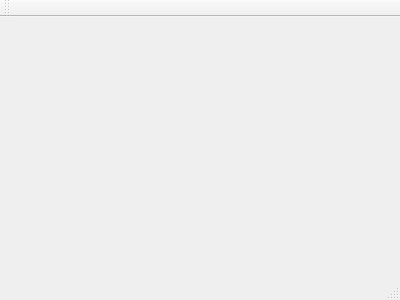
Old version of the form mainwindow.ui in the repository vikman90/organo.
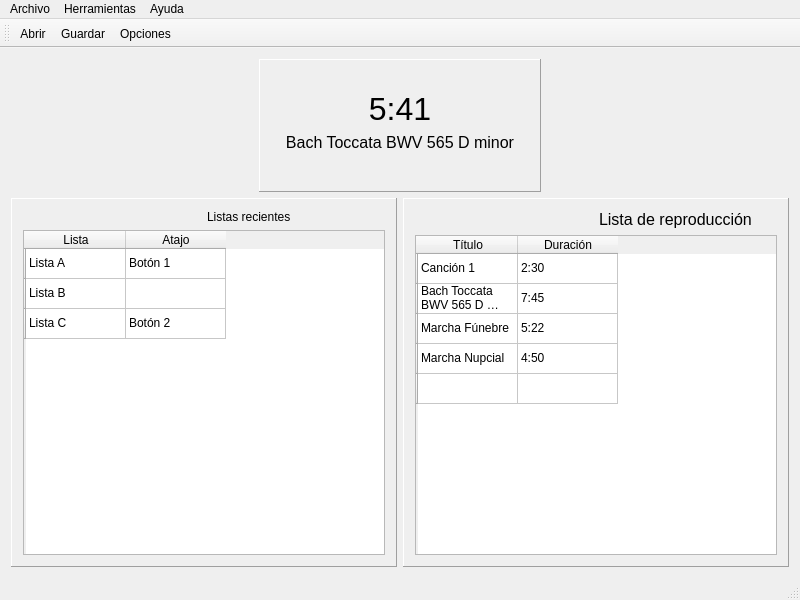
New version of the form. Icons and pictures are not drawn.

```diff
--- a/mainwindow.ui
+++ b/mainwindow.ui
@@ -1,24 +1,525 @@
 <ui version="4.0">
  <class>MainWindow</class>
- <widget class="QMainWindow" name="MainWindow" >
-  <property name="geometry" >
+ <widget class="QMainWindow" name="MainWindow">
+  <property name="geometry">
    <rect>
     <x>0</x>
     <y>0</y>
+    <width>800</width>
+    <height>600</height>
+   </rect>
+  </property>
+  <property name="minimumSize">
+   <size>
     <width>400</width>
     <height>300</height>
-   </rect>
+   </size>
   </property>
   <property name="windowTitle" >
    <string>MainWindow</string>
   </property>
-  <widget class="QMenuBar" name="menuBar" />
-  <widget class="QToolBar" name="mainToolBar" />
-  <widget class="QWidget" name="centralWidget" />
-  <widget class="QStatusBar" name="statusBar" />
+  <property name="windowIcon">
+   <iconset resource="resources.qrc">
+    <normaloff>:/icons/sound.png</normaloff>:/icons/sound.png</iconset>
+  </property>
+  <widget class="QWidget" name="centralWidget">
+   <layout class="QVBoxLayout" name="verticalLayout_4">
+    <item>
+     <layout class="QHBoxLayout" name="horizontalLayout_4">
+      <item>
+       <spacer name="horizontalSpacer_3">
+        <property name="orientation">
+         <enum>Qt::Horizontal</enum>
+        </property>
+        <property name="sizeHint" stdset="0">
+         <size>
+          <width>40</width>
+          <height>20</height>
+         </size>
+        </property>
+       </spacer>
+      </item>
+      <item>
+       <widget class="QFrame" name="frame">
+        <property name="frameShape">
+         <enum>QFrame::Panel</enum>
+        </property>
+        <property name="frameShadow">
+         <enum>QFrame::Raised</enum>
+        </property>
+        <layout class="QVBoxLayout" name="verticalLayout_2">
+         <item>
+          <widget class="QLabel" name="label_2">
+           <property name="pixmap">
+            <pixmap resource="resources.qrc">:/icons/sound.png</pixmap>
+           </property>
+           <property name="scaledContents">
+            <bool>false</bool>
+           </property>
+           <property name="alignment">
+            <set>Qt::AlignCenter</set>
+           </property>
+          </widget>
+         </item>
+         <item>
+          <widget class="QLabel" name="label_4">
+           <property name="font">
+            <font>
+             <pointsize>24</pointsize>
+            </font>
+           </property>
+           <property name="text">
+            <string>5:41</string>
+           </property>
+           <property name="alignment">
+            <set>Qt::AlignCenter</set>
+           </property>
+          </widget>
+         </item>
+         <item>
+          <widget class="QLabel" name="label_3">
+           <property name="font">
+            <font>
+             <pointsize>12</pointsize>
+            </font>
+           </property>
+           <property name="text">
+            <string>Bach Toccata BWV 565 D minor</string>
+           </property>
+           <property name="alignment">
+            <set>Qt::AlignCenter</set>
+           </property>
+          </widget>
+         </item>
+         <item>
+          <layout class="QHBoxLayout" name="horizontalLayout">
+           <item>
+            <spacer name="horizontalSpacer">
+             <property name="orientation">
+              <enum>Qt::Horizontal</enum>
+             </property>
+             <property name="sizeHint" stdset="0">
+              <size>
+               <width>40</width>
+               <height>20</height>
+              </size>
+             </property>
+            </spacer>
+           </item>
+           <item>
+            <widget class="QPushButton" name="pushButton_4">
+             <property name="icon">
+              <iconset resource="resources.qrc">
+               <normaloff>:/icons/rewind.png</normaloff>:/icons/rewind.png</iconset>
+             </property>
+             <property name="iconSize">
+              <size>
+               <width>32</width>
+               <height>32</height>
+              </size>
+             </property>
+             <property name="flat">
+              <bool>true</bool>
+             </property>
+            </widget>
+           </item>
+           <item>
+            <widget class="QPushButton" name="pushButton">
+             <property name="icon">
+              <iconset resource="resources.qrc">
+               <normaloff>:/icons/pause.png</normaloff>:/icons/pause.png</iconset>
+             </property>
+             <property name="iconSize">
+              <size>
+               <width>32</width>
+               <height>32</height>
+              </size>
+             </property>
+             <property name="flat">
+              <bool>true</bool>
+             </property>
+            </widget>
+           </item>
+           <item>
+            <widget class="QPushButton" name="pushButton_2">
+             <property name="icon">
+              <iconset resource="resources.qrc">
+               <normaloff>:/icons/stop.png</normaloff>:/icons/stop.png</iconset>
+             </property>
+             <property name="iconSize">
+              <size>
+               <width>32</width>
+               <height>32</height>
+              </size>
+             </property>
+             <property name="flat">
+              <bool>true</bool>
+             </property>
+            </widget>
+           </item>
+           <item>
+            <widget class="QPushButton" name="pushButton_3">
+             <property name="icon">
+              <iconset resource="resources.qrc">
+               <normaloff>:/icons/forward.png</normaloff>:/icons/forward.png</iconset>
+             </property>
+             <property name="iconSize">
+              <size>
+               <width>32</width>
+               <height>32</height>
+              </size>
+             </property>
+             <property name="flat">
+              <bool>true</bool>
+             </property>
+            </widget>
+           </item>
+           <item>
+            <spacer name="horizontalSpacer_2">
+             <property name="orientation">
+              <enum>Qt::Horizontal</enum>
+             </property>
+             <property name="sizeHint" stdset="0">
+              <size>
+               <width>40</width>
+               <height>20</height>
+              </size>
+             </property>
+            </spacer>
+           </item>
+          </layout>
+         </item>
+        </layout>
+       </widget>
+      </item>
+      <item>
+       <spacer name="horizontalSpacer_4">
+        <property name="orientation">
+         <enum>Qt::Horizontal</enum>
+        </property>
+        <property name="sizeHint" stdset="0">
+         <size>
+          <width>40</width>
+          <height>20</height>
+         </size>
+        </property>
+       </spacer>
+      </item>
+     </layout>
+    </item>
+    <item>
+     <layout class="QHBoxLayout" name="horizontalLayout_3">
+      <item>
+       <widget class="QFrame" name="frame3">
+        <property name="frameShape">
+         <enum>QFrame::Panel</enum>
+        </property>
+        <property name="frameShadow">
+         <enum>QFrame::Raised</enum>
+        </property>
+        <layout class="QVBoxLayout" name="verticalLayout_3">
+         <item>
+          <layout class="QHBoxLayout" name="horizontalLayout_5">
+           <item>
+            <widget class="QLabel" name="label_6">
+             <property name="text">
+              <string/>
+             </property>
+             <property name="pixmap">
+              <pixmap resource="resources.qrc">:/icons/recents.png</pixmap>
+             </property>
+             <property name="alignment">
+              <set>Qt::AlignCenter</set>
+             </property>
+            </widget>
+           </item>
+           <item>
+            <widget class="QLabel" name="label_7">
+             <property name="text">
+              <string>Listas recientes</string>
+             </property>
+            </widget>
+           </item>
+          </layout>
+         </item>
+         <item>
+          <widget class="QTableWidget" name="tableWidget">
+           <row>
+            <property name="text">
+             <string/>
+            </property>
+           </row>
+           <row>
+            <property name="text">
+             <string/>
+            </property>
+           </row>
+           <row>
+            <property name="text">
+             <string/>
+            </property>
+           </row>
+           <column>
+            <property name="text">
+             <string>Lista</string>
+            </property>
+           </column>
+           <column>
+            <property name="text">
+             <string>Atajo</string>
+            </property>
+           </column>
+           <item row="0" column="0">
+            <property name="text">
+             <string>Lista A</string>
+            </property>
+           </item>
+           <item row="0" column="1">
+            <property name="text">
+             <string>Botón 1</string>
+            </property>
+           </item>
+           <item row="1" column="0">
+            <property name="text">
+             <string>Lista B</string>
+            </property>
+           </item>
+           <item row="2" column="0">
+            <property name="text">
+             <string>Lista C</string>
+            </property>
+           </item>
+           <item row="2" column="1">
+            <property name="text">
+             <string>Botón 2</string>
+            </property>
+           </item>
+          </widget>
+         </item>
+        </layout>
+       </widget>
+      </item>
+      <item>
+       <widget class="QFrame" name="frame2">
+        <property name="frameShape">
+         <enum>QFrame::Panel</enum>
+        </property>
+        <property name="frameShadow">
+         <enum>QFrame::Raised</enum>
+        </property>
+        <layout class="QVBoxLayout" name="verticalLayout">
+         <item>
+          <layout class="QHBoxLayout" name="horizontalLayout_2">
+           <item>
+            <widget class="QLabel" name="label">
+             <property name="pixmap">
+              <pixmap resource="resources.qrc">:/icons/list.png</pixmap>
+             </property>
+             <property name="scaledContents">
+              <bool>false</bool>
+             </property>
+             <property name="alignment">
+              <set>Qt::AlignCenter</set>
+             </property>
+            </widget>
+           </item>
+           <item>
+            <widget class="QLabel" name="label_5">
+             <property name="font">
+              <font>
+               <pointsize>12</pointsize>
+              </font>
+             </property>
+             <property name="text">
+              <string>Lista de reproducción</string>
+             </property>
+            </widget>
+           </item>
+          </layout>
+         </item>
+         <item>
+          <widget class="QTableWidget" name="tableWidget_2">
+           <row>
+            <property name="text">
+             <string/>
+            </property>
+           </row>
+           <row>
+            <property name="text">
+             <string/>
+            </property>
+           </row>
+           <row>
+            <property name="text">
+             <string/>
+            </property>
+           </row>
+           <row>
+            <property name="text">
+             <string/>
+            </property>
+           </row>
+           <row>
+            <property name="text">
+             <string/>
+            </property>
+           </row>
+           <column>
+            <property name="text">
+             <string>Título</string>
+            </property>
+           </column>
+           <column>
+            <property name="text">
+             <string>Duración</string>
+            </property>
+           </column>
+           <item row="0" column="0">
+            <property name="text">
+             <string>Canción 1</string>
+            </property>
+           </item>
+           <item row="0" column="1">
+            <property name="text">
+             <string>2:30</string>
+            </property>
+           </item>
+           <item row="1" column="0">
+            <property name="text">
+             <string>Bach Toccata BWV 565 D minor</string>
+            </property>
+           </item>
+           <item row="1" column="1">
+            <property name="text">
+             <string>7:45</string>
+            </property>
+           </item>
+           <item row="2" column="0">
+            <property name="text">
+             <string>Marcha Fúnebre</string>
+            </property>
+           </item>
+           <item row="2" column="1">
+            <property name="text">
+             <string>5:22</string>
+            </property>
+           </item>
+           <item row="3" column="0">
+            <property name="text">
+             <string>Marcha Nupcial</string>
+            </property>
+           </item>
+           <item row="3" column="1">
+            <property name="text">
+             <string>4:50</string>
+            </property>
+           </item>
+          </widget>
+         </item>
+        </layout>
+       </widget>
+      </item>
+     </layout>
+    </item>
+   </layout>
+  </widget>
+  <widget class="QMenuBar" name="menuBar">
+   <property name="geometry">
+    <rect>
+     <x>0</x>
+     <y>0</y>
+     <width>800</width>
+     <height>21</height>
+    </rect>
+   </property>
+   <widget class="QMenu" name="menuArchivo">
+    <property name="title">
+     <string>Archivo</string>
+    </property>
+    <addaction name="actionOpen"/>
+    <addaction name="actionSave"/>
+    <addaction name="actionClose"/>
+   </widget>
+   <widget class="QMenu" name="menuHerramientas">
+    <property name="title">
+     <string>Herramientas</string>
+    </property>
+    <addaction name="actionOptions"/>
+   </widget>
+   <widget class="QMenu" name="menuAyudar">
+    <property name="title">
+     <string>Ayuda</string>
+    </property>
+    <addaction name="actionAbout"/>
+   </widget>
+   <addaction name="menuArchivo"/>
+   <addaction name="menuHerramientas"/>
+   <addaction name="menuAyudar"/>
+  </widget>
+  <widget class="QToolBar" name="mainToolBar">
+   <attribute name="toolBarArea">
+    <enum>TopToolBarArea</enum>
+   </attribute>
+   <attribute name="toolBarBreak">
+    <bool>false</bool>
+   </attribute>
+   <addaction name="actionOpen"/>
+   <addaction name="actionSave"/>
+   <addaction name="actionOptions"/>
+  </widget>
+  <widget class="QStatusBar" name="statusBar"/>
+  <action name="actionClose">
+   <property name="icon">
+    <iconset resource="resources.qrc">
+     <normaloff>:/icons/close.png</normaloff>:/icons/close.png</iconset>
+   </property>
+   <property name="text">
+    <string>Salir</string>
+   </property>
+   <property name="toolTip">
+    <string>Cerrar</string>
+   </property>
+  </action>
+  <action name="actionOpen">
+   <property name="icon">
+    <iconset resource="resources.qrc">
+     <normaloff>:/icons/open.png</normaloff>:/icons/open.png</iconset>
+   </property>
+   <property name="text">
+    <string>Abrir</string>
+   </property>
+  </action>
+  <action name="actionSave">
+   <property name="icon">
+    <iconset resource="resources.qrc">
+     <normaloff>:/icons/save.png</normaloff>:/icons/save.png</iconset>
+   </property>
+   <property name="text">
+    <string>Guardar</string>
+   </property>
+  </action>
+  <action name="actionOptions">
+   <property name="icon">
+    <iconset resource="resources.qrc">
+     <normaloff>:/icons/settings.png</normaloff>:/icons/settings.png</iconset>
+   </property>
+   <property name="text">
+    <string>Opciones</string>
+   </property>
+  </action>
+  <action name="actionAbout">
+   <property name="icon">
+    <iconset resource="resources.qrc">
+     <normaloff>:/icons/info.png</normaloff>:/icons/info.png</iconset>
+   </property>
+   <property name="text">
+    <string>Acerca</string>
+   </property>
+  </action>
  </widget>
- <layoutDefault spacing="6" margin="11" />
- <pixmapfunction></pixmapfunction>
- <resources/>
+ <layoutdefault spacing="6" margin="11"/>
+ <resources>
+  <include location="resources.qrc"/>
+ </resources>
  <connections/>
 </ui>
```
Left out of the diff: 5 changed lines with no effect on the pictures.
